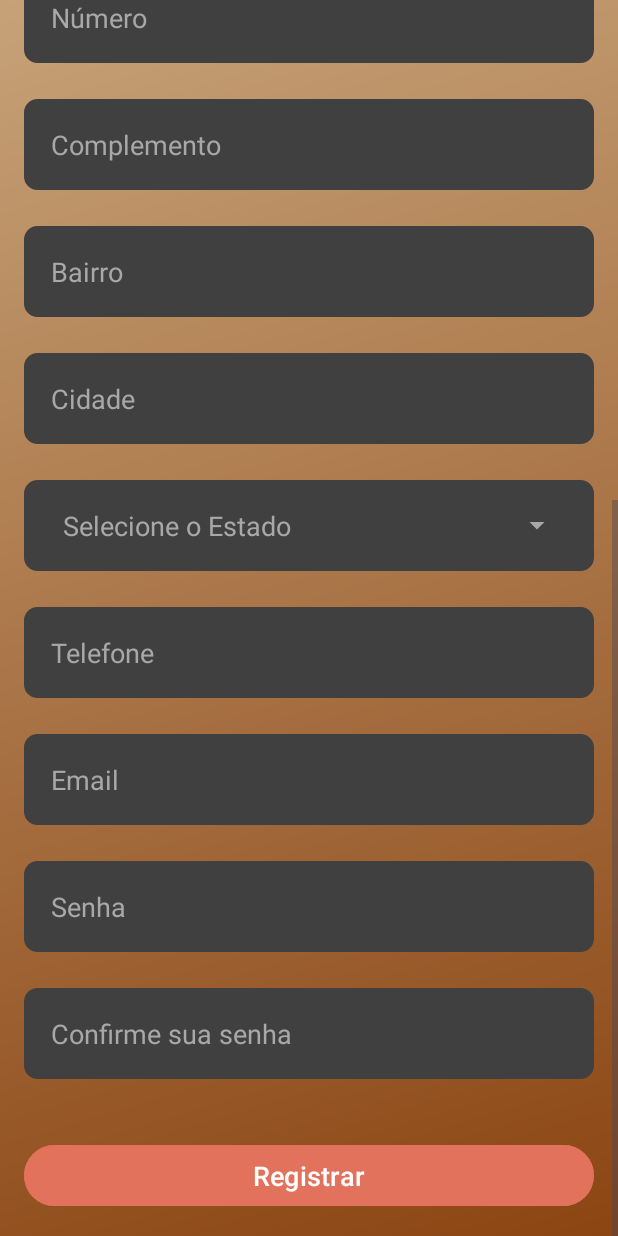
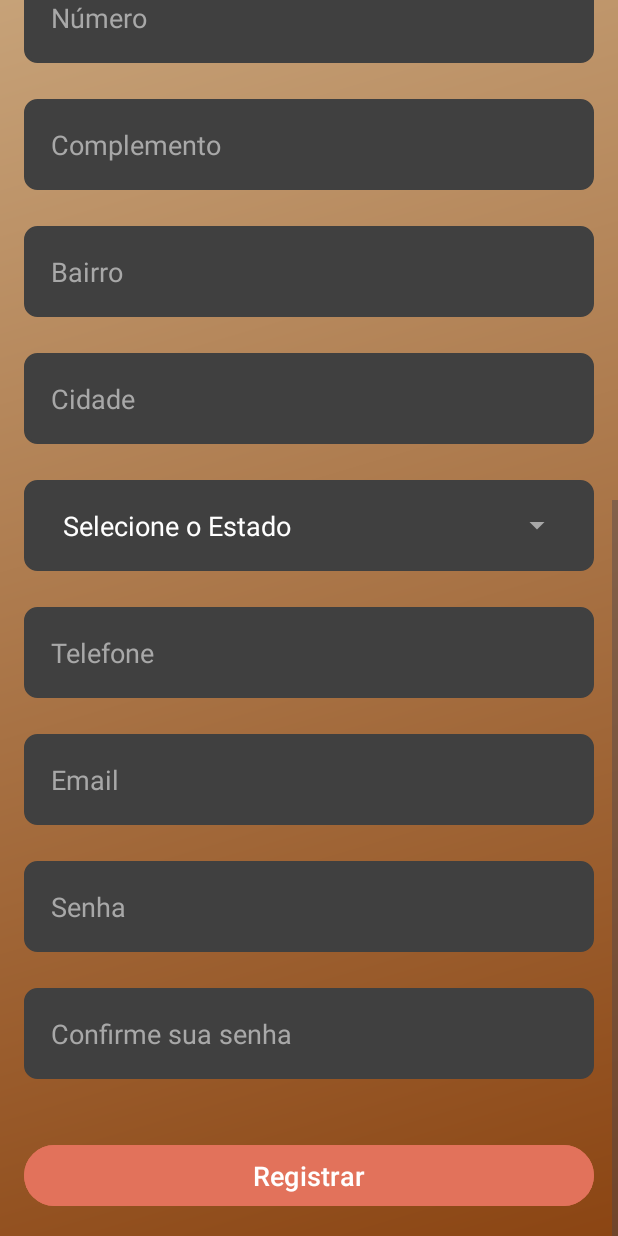
Before and after one commit to guilherme-neves1/SafeCityApp, an Android app: the CreateAccountActivity screen opened directly, with no data from a screen before it, scrolled down 560 dp, on a phone screen of 412 x 824 dp. Run offline under Robolectric (Android 15) with nearby library versions, the phone set to English and light mode, and no system bars.

Commit message:
update create_account.xml

```diff
--- a/app/src/main/java/com/example/safecityapp/CreateAccountActivity.java
+++ b/app/src/main/java/com/example/safecityapp/CreateAccountActivity.java
@@ -2,14 +2,17 @@ package com.example.safecityapp;
 
 import android.annotation.SuppressLint;
 import android.app.DatePickerDialog;
+import android.graphics.Color;
 import android.os.Bundle;
 import android.text.Editable;
 import android.text.TextWatcher;
 
+import android.util.Log;
 import android.widget.ArrayAdapter;
 import android.widget.Button;
 import android.widget.EditText;
 import android.widget.Spinner;
+import android.widget.TextView;
 import android.widget.Toast;
 import androidx.appcompat.app.AppCompatActivity;
 
@@ -18,6 +21,7 @@ import com.example.safecityapp.service.RetrofitClient;
 import com.example.safecityapp.service.ViaCepService;
 
 import java.util.Calendar;
+import java.util.HashMap;
 
 import retrofit2.Call;
 import retrofit2.Callback;
@@ -34,6 +38,8 @@ public class CreateAccountActivity extends AppCompatActivity {
     Spinner stateSpinner, sexSpinner;
 
     Button registerBtn;
+
+    private HashMap<String, String> ufMap;
 
     @SuppressLint("MissingInflatedId")
     @Override
@@ -60,6 +66,36 @@ public class CreateAccountActivity extends AppCompatActivity {
         confirmPasswordInput = findViewById(R.id.confirmPasswordInput);
 
         registerBtn = findViewById(R.id.registerBtn);
+
+        // Inicializando o mapeamento UF -> Nome completo
+        ufMap = new HashMap<>();
+        ufMap.put("AC", "Acre");
+        ufMap.put("AL", "Alagoas");
+        ufMap.put("AP", "Amapá");
+        ufMap.put("AM", "Amazonas");
+        ufMap.put("BA", "Bahia");
+        ufMap.put("CE", "Ceará");
+        ufMap.put("DF", "Distrito Federal");
+        ufMap.put("ES", "Espírito Santo");
+        ufMap.put("GO", "Goiás");
+        ufMap.put("MA", "Maranhão");
+        ufMap.put("MT", "Mato Grosso");
+        ufMap.put("MS", "Mato Grosso do Sul");
+        ufMap.put("MG", "Minas Gerais");
+        ufMap.put("PA", "Pará");
+        ufMap.put("PB", "Paraíba");
+        ufMap.put("PR", "Paraná");
+        ufMap.put("PE", "Pernambuco");
+        ufMap.put("PI", "Piauí");
+        ufMap.put("RJ", "Rio de Janeiro");
+        ufMap.put("RN", "Rio Grande do Norte");
+        ufMap.put("RS", "Rio Grande do Sul");
+        ufMap.put("RO", "Rondônia");
+        ufMap.put("RR", "Roraima");
+        ufMap.put("SC", "Santa Catarina");
+        ufMap.put("SP", "São Paulo");
+        ufMap.put("SE", "Sergipe");
+        ufMap.put("TO", "Tocantins");
 
         // Configurando o Spinner de estados
         ArrayAdapter<CharSequence> adapter = ArrayAdapter.createFromResource(this,
@@ -141,18 +177,37 @@ public class CreateAccountActivity extends AppCompatActivity {
             @Override
             public void onResponse(Call<CepResponse> call, Response<CepResponse> response) {
                 if (response.isSuccessful() && response.body() != null) {
-                    addressInput.setText(response.body().getLogradouro());
-                    distInput.setText(response.body().getBairro());
-                    cityInput.setText(response.body().getLocalidade());
-                    // Aqui você pode querer preencher o Spinner de estado
-                    String uf = response.body().getUf();
-                    ArrayAdapter<CharSequence> adapter = ArrayAdapter.createFromResource(CreateAccountActivity.this,
-                            R.array.states_brazil, R.layout.spinner_item);
-                    stateSpinner.setAdapter(adapter);
+                    CepResponse cepResponse = response.body();
+                    addressInput.setText(cepResponse.getLogradouro());
+                    distInput.setText(cepResponse.getBairro());
+                    cityInput.setText(cepResponse.getLocalidade());
+
+                    // Atualizando o Spinner de estado
+                    String uf = cepResponse.getUf();
                     if (uf != null) {
-                        int spinnerPosition = adapter.getPosition(uf);
-                        stateSpinner.setSelection(spinnerPosition);
+                        String stateName = ufMap.get(uf);
+                        if (stateName != null) {
+                            ArrayAdapter<CharSequence> adapter = (ArrayAdapter<CharSequence>) stateSpinner.getAdapter();
+                            int spinnerPosition = adapter.getPosition(stateName);
+                            if (spinnerPosition >= 0) {
+                                stateSpinner.setSelection(spinnerPosition);
+                            }
+                        }
                     }
+
+                    // Tornar os campos não editáveis
+                    distInput.setEnabled(false);
+                    cityInput.setEnabled(false);
+                    stateSpinner.setEnabled(false);
+
+//                    // Mudar a cor do texto para #A8A8A8
+//                    distInput.setTextColor(Color.parseColor("#A8A8A8"));
+//                    cityInput.setTextColor(Color.parseColor("#A8A8A8"));
+//
+//                    // Para mudar a cor do texto no Spinner, precisamos customizar o Spinner
+//                    ((TextView) stateSpinner.getSelectedView()).setTextColor(Color.parseColor("#A8A8A8"));
+
+
                 } else {
                     Toast.makeText(CreateAccountActivity.this, "CEP não encontrado.", Toast.LENGTH_SHORT).show();
                 }
--- a/app/src/main/res/layout/activity_create_account.xml
+++ b/app/src/main/res/layout/activity_create_account.xml
@@ -65,7 +65,7 @@
             android:layout_marginTop="24dp"
 
             android:textSize="18sp"
-            android:textColorHint="#A8A8A8"
+            android:textColorHint="#FFF"
             android:textColor="#FFF"
             android:backgroundTint="#404040"
 
@@ -161,7 +161,9 @@
 
             android:background="@drawable/rounded_corner"
             android:padding="18dp"
-            android:inputType="text"/>
+            android:inputType="text"
+            android:enabled="false"
+            />
 
         <EditText
             android:id="@+id/cityInput"
@@ -178,7 +180,9 @@
 
             android:background="@drawable/rounded_corner"
             android:padding="18dp"
-            android:inputType="text"/>
+            android:inputType="text"
+            android:enabled="false"
+            />
 
 
         <Spinner
@@ -189,14 +193,13 @@
             android:layout_marginTop="24dp"
 
             android:textSize="18sp"
-            android:textColorHint="#A8A8A8"
-            android:textColor="#A8A8A8"
 
             android:background="@drawable/rounded_corner"
             android:padding="18dp"
             android:backgroundTint="#404040"
             android:spinnerMode="dropdown"
             android:popupBackground="@color/black"
+            android:enabled="false"
             />
 
         <EditText
@@ -214,7 +217,9 @@
 
             android:background="@drawable/rounded_corner"
             android:padding="18dp"
-            android:inputType="phone"/>
+            android:inputType="phone"
+            android:maxLength="11"
+            />
 
         <EditText
             android:id="@+id/emailInput"
--- a/app/src/main/res/layout/spinner_item.xml
+++ b/app/src/main/res/layout/spinner_item.xml
@@ -8,6 +8,6 @@
     android:paddingStart="8dp"
     android:paddingEnd="8dp"
     android:textAppearance="?android:attr/textAppearanceMedium"
-    android:textColor="#A8A8A8"
+    android:textColor="#FFF"
     android:drawableEnd="@drawable/ic_arrow_drop_down"
     android:drawableRight="@drawable/ic_arrow_drop_down"/>
--- a/app/src/main/res/values/strings.xml
+++ b/app/src/main/res/values/strings.xml
@@ -1,7 +1,7 @@
 <resources>
     <string name="app_name">SafeCityApp</string>
 
-    <string-array name="states_brazil" color="#A8A8A8">
+    <string-array name="states_brazil">
         <item>Selecione o Estado</item>
         <item>Acre</item>
         <item>Alagoas</item>
```
